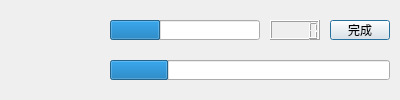
The window that tomato.ui (TurnipBun/yellow-tomato) describes before a commit, drawn with Qt 5.
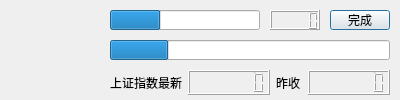
The same window after the commit. Icons and pictures are not drawn. Custom widgets are drawn as their Qt base class.

The edit to the form file:
```diff
--- a/tomato.ui
+++ b/tomato.ui
@@ -55,7 +55,7 @@
    <property name="geometry">
     <rect>
      <x>110</x>
-     <y>20</y>
+     <y>10</y>
      <width>150</width>
      <height>20</height>
     </rect>
@@ -83,7 +83,7 @@
    <property name="geometry">
     <rect>
      <x>110</x>
-     <y>60</y>
+     <y>40</y>
      <width>280</width>
      <height>20</height>
     </rect>
@@ -111,7 +111,7 @@
    <property name="geometry">
     <rect>
      <x>270</x>
-     <y>20</y>
+     <y>10</y>
      <width>50</width>
      <height>20</height>
     </rect>
@@ -124,7 +124,7 @@
    <property name="geometry">
     <rect>
      <x>330</x>
-     <y>20</y>
+     <y>10</y>
      <width>60</width>
      <height>20</height>
     </rect>
@@ -133,6 +133,49 @@
     <string>完成</string>
    </property>
   </widget>
+  <widget class="QWidget" name="">
+   <property name="geometry">
+    <rect>
+     <x>110</x>
+     <y>70</y>
+     <width>280</width>
+     <height>25</height>
+    </rect>
+   </property>
+   <layout class="QHBoxLayout" name="horizontalLayout">
+    <item>
+     <widget class="QLabel" name="labelStockName">
+      <property name="text">
+       <string>上证指数最新</string>
+      </property>
+     </widget>
+    </item>
+    <item>
+     <widget class="QLCDNumber" name="lcdStockNow">
+      <property name="digitCount">
+       <number>7</number>
+      </property>
+     </widget>
+    </item>
+    <item>
+     <widget class="QLabel" name="labelStockName_2">
+      <property name="text">
+       <string>昨收</string>
+      </property>
+     </widget>
+    </item>
+    <item>
+     <widget class="QLCDNumber" name="lcdStockLast">
+      <property name="digitCount">
+       <number>7</number>
+      </property>
+      <property name="segmentStyle">
+       <enum>QLCDNumber::Filled</enum>
+      </property>
+     </widget>
+    </item>
+   </layout>
+  </widget>
  </widget>
  <customwidgets>
   <customwidget>
```
Left out of the diff: 2 changed lines with no effect on the pictures.
